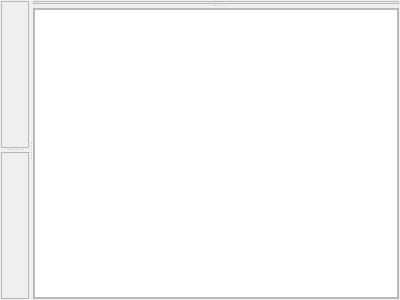
First picture: the form in lib/gui/lib/WorkSpace/WorkSpace.ui, repository F8LEFT/ART, before the edit.
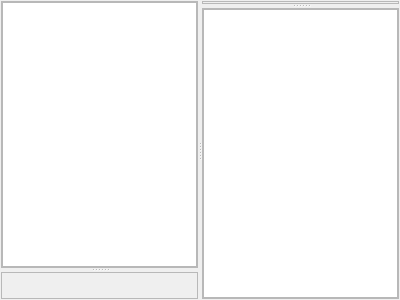
Second picture: the form after the edit.

Patch:
```diff
--- a/lib/gui/lib/WorkSpace/WorkSpace.ui
+++ b/lib/gui/lib/WorkSpace/WorkSpace.ui
@@ -54,7 +54,23 @@
        <property name="frameShadow">
         <enum>QFrame::Raised</enum>
        </property>
-       <layout class="QGridLayout" name="gridLayout_4"/>
+       <layout class="QGridLayout" name="gridLayout_4">
+        <property name="leftMargin">
+         <number>0</number>
+        </property>
+        <property name="topMargin">
+         <number>0</number>
+        </property>
+        <property name="rightMargin">
+         <number>0</number>
+        </property>
+        <property name="bottomMargin">
+         <number>0</number>
+        </property>
+        <item row="0" column="0">
+         <widget class="QTreeView" name="mFileTreeView"/>
+        </item>
+       </layout>
       </widget>
       <widget class="QFrame" name="mLeftBotFrame">
        <property name="sizePolicy">
```
